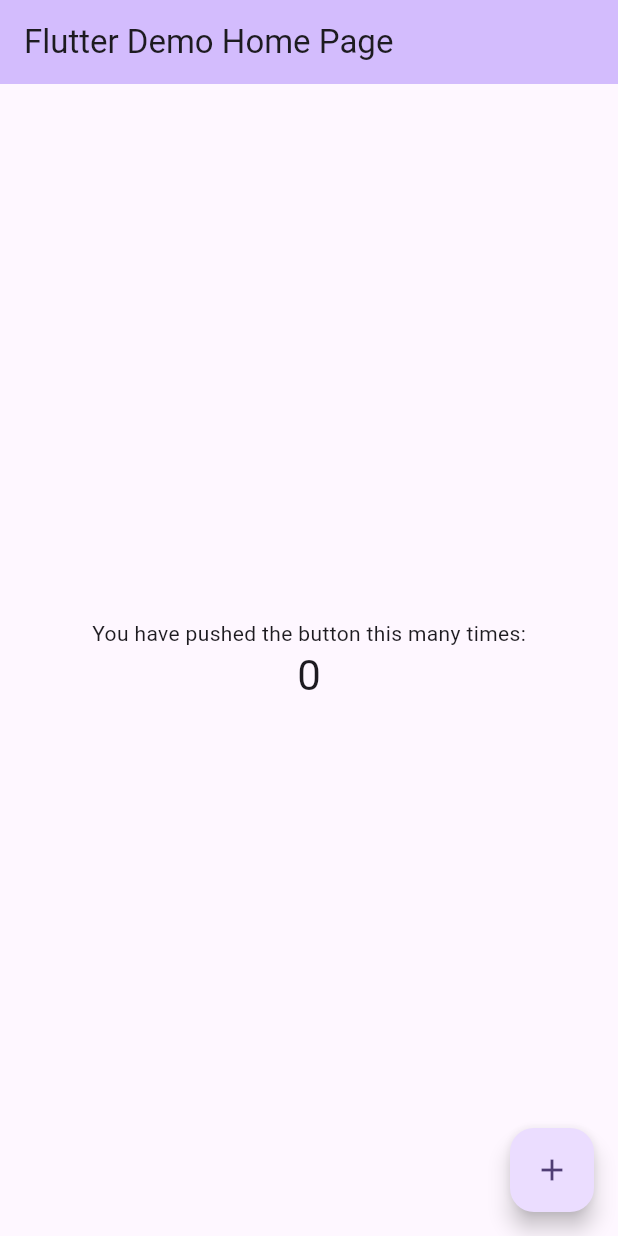
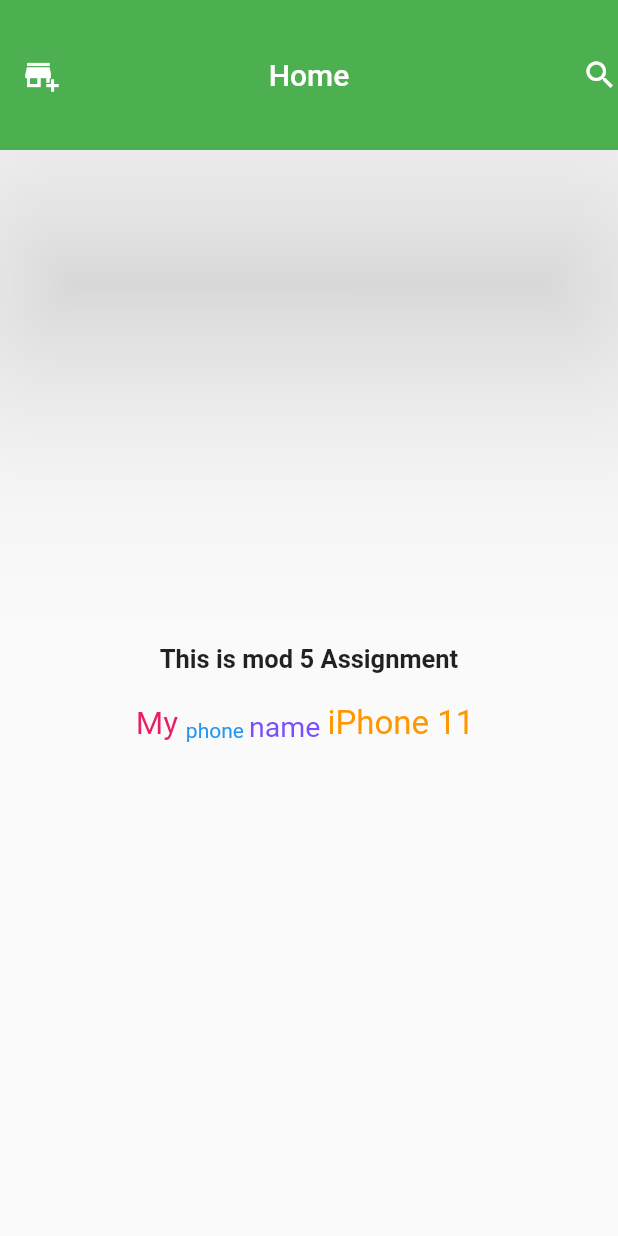
Before and after one commit to flucloxin500/Assignment, a Flutter app: the screen it shows after launch, on a phone screen of 412 x 824 dp. Run offline on Flutter 3.47's test engine with Material 2 defaults, Android fonts, the phone set to English and light mode, and no system bars.

Commit message:
Assignment of module five

```diff
--- a/lib/main.dart
+++ b/lib/main.dart
@@ -1,126 +1,92 @@
+import 'package:flutter/cupertino.dart';
 import 'package:flutter/material.dart';
 
-void main() {
-  runApp(const MyApp());
-}
-
-class MyApp extends StatelessWidget {
-  const MyApp({super.key});
-
-  // This widget is the root of your application.
+class MyApp extends StatelessWidget{
   @override
   Widget build(BuildContext context) {
     return MaterialApp(
-      title: 'Flutter Demo',
-      theme: ThemeData(
-        // This is the theme of your application.
-        //
-        // TRY THIS: Try running your application with "flutter run". You'll see
-        // the application has a blue toolbar. Then, without quitting the app,
-        //
-        // try changing the seedColor in the colorScheme below to Colors.green
-        // and then invoke "hot reload" (save your changes or press the "hot
-        // reload" button in a Flutter-supported IDE, or press "r" if you used
-        // the command line to start the app).
-        //
-        // Notice that the counter didn't reset back to zero; the application
-        // state is not lost during the reload. To reset the state, use hot
-        // restart instead.
-        //
-        // This works for code too, not just values: Most code changes can be
-        // tested with just a hot reload.
-        colorScheme: ColorScheme.fromSeed(seedColor: Colors.deepPurple),
-        useMaterial3: true,
-      ),
-      home: const MyHomePage(title: 'Flutter Demo Home Page'),
+      debugShowCheckedModeBanner: true,
+      home: HomeScreen(),
+      title: 'Flucloxin 250',
     );
   }
 }
 
-class MyHomePage extends StatefulWidget {
-  const MyHomePage({super.key, required this.title});
+class HomeScreen extends StatelessWidget{
+  @override
+  Widget build(BuildContext context) {
+    return Scaffold(
+      appBar: AppBar(
+        centerTitle: true,
+        title: Text('Home',
+          style: TextStyle(
+            color: Colors.white,
+          ),
+        ),
+        toolbarHeight: 100,
+        backgroundColor: Colors.green,
+        elevation: 70,
+        actions: [
+          Icon(Icons.search),
+        ],
+        leading: Icon(Icons.add_business),
+      ),
+      body: Column(
+        mainAxisAlignment: MainAxisAlignment.center,
+        crossAxisAlignment: CrossAxisAlignment.start,
+        children: [
+          Row(
+            mainAxisAlignment: MainAxisAlignment.center,
+            crossAxisAlignment: CrossAxisAlignment.start,
+            children: [
+              Text('This is ', style:
+              TextStyle(
+                fontWeight: FontWeight.bold,
+                fontSize: 17,
+              ),),
+              Text('mod 5 ', style:
+              TextStyle(
+                  fontWeight: FontWeight.bold,
+                  fontSize: 17
+              ),),
+              Text('Assignment',style: TextStyle(
+                  fontSize: 17,
+                  fontWeight: FontWeight.bold
+              ),),
+            ],
+          ),
+          SizedBox(
+            height: 20.0,
+          ),
+          Row(
+            mainAxisAlignment: MainAxisAlignment.center,
+            crossAxisAlignment: CrossAxisAlignment.end,
+            children: [
+              Text('My ',style: TextStyle(
+                  fontSize: 21,
+                  color: Colors.pink
+              ),),
+              Text('phone ',style: TextStyle(
+                  fontSize: 14,
+                  color: Colors.blue
+              ),),
+              Text('name ',style: TextStyle(
+                  fontSize: 19,
+                  color: Colors.deepPurpleAccent
+              ),),
+              Text('iPhone 11 ',style: TextStyle(
+                  fontSize: 22,
+                  color: Colors.orange
+              ),),
+            ],
+          )
+        ],
+      ),
+    );
+  }
 
-  // This widget is the home page of your application. It is stateful, meaning
-  // that it has a State object (defined below) that contains fields that affect
-  // how it looks.
-
-  // This class is the configuration for the state. It holds the values (in this
-  // case the title) provided by the parent (in this case the App widget) and
-  // used by the build method of the State. Fields in a Widget subclass are
-  // always marked "final".
-
-  final String title;
-
-  @override
-  State<MyHomePage> createState() => _MyHomePageState();
 }
 
-class _MyHomePageState extends State<MyHomePage> {
-  int _counter = 0;
-
-  void _incrementCounter() {
-    setState(() {
-      // This call to setState tells the Flutter framework that something has
-      // changed in this State, which causes it to rerun the build method below
-      // so that the display can reflect the updated values. If we changed
-      // _counter without calling setState(), then the build method would not be
-      // called again, and so nothing would appear to happen.
-      _counter++;
-    });
-  }
-
-  @override
-  Widget build(BuildContext context) {
-    // This method is rerun every time setState is called, for instance as done
-    // by the _incrementCounter method above.
-    //
-    // The Flutter framework has been optimized to make rerunning build methods
-    // fast, so that you can just rebuild anything that needs updating rather
-    // than having to individually change instances of widgets.
-    return Scaffold(
-      appBar: AppBar(
-        // TRY THIS: Try changing the color here to a specific color (to
-        // Colors.amber, perhaps?) and trigger a hot reload to see the AppBar
-        // change color while the other colors stay the same.
-        backgroundColor: Theme.of(context).colorScheme.inversePrimary,
-        // Here we take the value from the MyHomePage object that was created by
-        // the App.build method, and use it to set our appbar title.
-        title: Text(widget.title),
-      ),
-      body: Center(
-        // Center is a layout widget. It takes a single child and positions it
-        // in the middle of the parent.
-        child: Column(
-          // Column is also a layout widget. It takes a list of children and
-          // arranges them vertically. By default, it sizes itself to fit its
-          // children horizontally, and tries to be as tall as its parent.
-          //
-          // Column has various properties to control how it sizes itself and
-          // how it positions its children. Here we use mainAxisAlignment to
-          // center the children vertically; the main axis here is the vertical
-          // axis because Columns are vertical (the cross axis would be
-          // horizontal).
-          //
-          // TRY THIS: Invoke "debug painting" (choose the "Toggle Debug Paint"
-          // action in the IDE, or press "p" in the console), to see the
-          // wireframe for each widget.
-          mainAxisAlignment: MainAxisAlignment.center,
-          children: <Widget>[
-            const Text(
-              'You have pushed the button this many times:',
-            ),
-            Text(
-              '$_counter',
-              style: Theme.of(context).textTheme.headlineMedium,
-            ),
-          ],
-        ),
-      ),
-      floatingActionButton: FloatingActionButton(
-        onPressed: _incrementCounter,
-        tooltip: 'Increment',
-        child: const Icon(Icons.add),
-      ), // This trailing comma makes auto-formatting nicer for build methods.
-    );
-  }
+void main (){
+  runApp(MyApp());
 }
```
